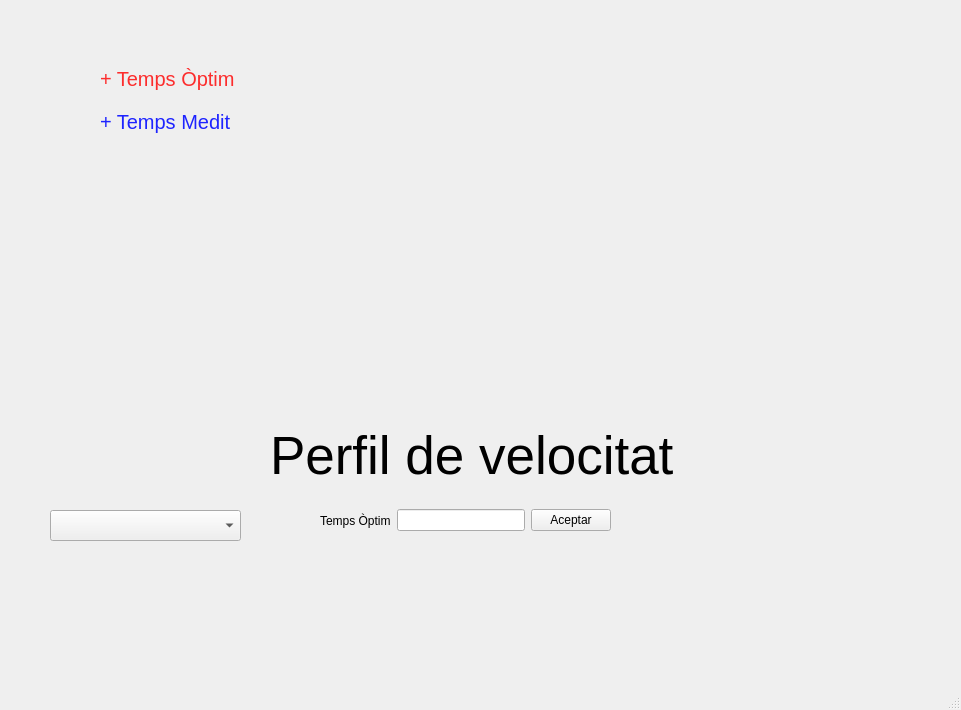
Old version of the form login_jesus/ui/grafica_pacients.ui in the repository enriquepoler/2damUAProject.
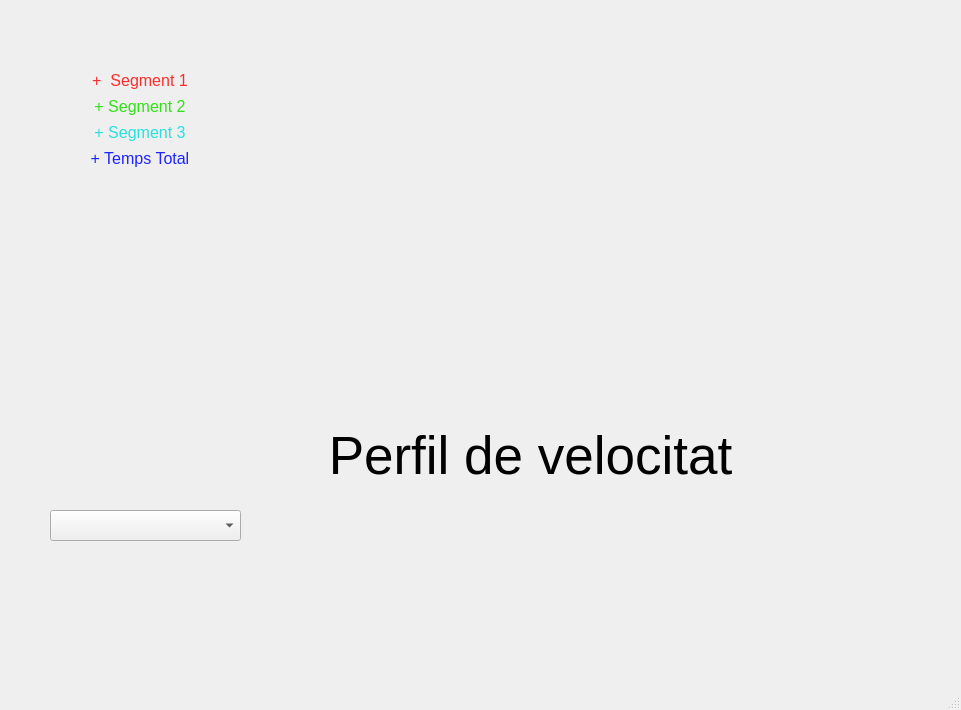
New version of the form. Custom widgets are drawn as their Qt base class.

```diff
--- a/login_jesus/ui/grafica_pacients.ui
+++ b/login_jesus/ui/grafica_pacients.ui
@@ -26,10 +26,10 @@
     <widget class="QWidget" name="verticalLayoutWidget">
      <property name="geometry">
       <rect>
-       <x>90</x>
-       <y>30</y>
+       <x>50</x>
+       <y>40</y>
        <width>160</width>
-       <height>80</height>
+       <height>98</height>
       </rect>
      </property>
      <layout class="QVBoxLayout" name="vlLlegenda">
@@ -37,22 +37,62 @@
        <widget class="QLabel" name="lTempsOptim">
         <property name="font">
          <font>
-          <pointsize>15</pointsize>
+          <pointsize>12</pointsize>
          </font>
         </property>
         <property name="styleSheet">
          <string notr="true">color: rgb(252, 45, 45);</string>
         </property>
         <property name="text">
-         <string>+ Temps Òptim</string>
+         <string>+  Segment 1</string>
         </property>
+        <property name="alignment">
+         <set>Qt::AlignCenter</set>
+        </property>
        </widget>
       </item>
       <item>
        <widget class="QLabel" name="lTempsMedit">
         <property name="font">
          <font>
-          <pointsize>15</pointsize>
+          <pointsize>12</pointsize>
+         </font>
+        </property>
+        <property name="styleSheet">
+         <string notr="true">color: rgb(49, 225, 23);</string>
+        </property>
+        <property name="text">
+         <string>+ Segment 2</string>
+        </property>
+        <property name="alignment">
+         <set>Qt::AlignCenter</set>
+        </property>
+       </widget>
+      </item>
+      <item>
+       <widget class="QLabel" name="lSegment3">
+        <property name="font">
+         <font>
+          <pointsize>12</pointsize>
+         </font>
+        </property>
+        <property name="styleSheet">
+         <string notr="true">color: rgb(40, 224, 222);
+</string>
+        </property>
+        <property name="text">
+         <string>+ Segment 3</string>
+        </property>
+        <property name="alignment">
+         <set>Qt::AlignCenter</set>
+        </property>
+       </widget>
+      </item>
+      <item>
+       <widget class="QLabel" name="lTempsTotal">
+        <property name="font">
+         <font>
+          <pointsize>12</pointsize>
          </font>
         </property>
         <property name="styleSheet">
@@ -60,7 +100,10 @@
 </string>
         </property>
         <property name="text">
-         <string>+ Temps Medit</string>
+         <string>+ Temps Total</string>
+        </property>
+        <property name="alignment">
+         <set>Qt::AlignCenter</set>
         </property>
        </widget>
       </item>
@@ -70,7 +113,7 @@
    <widget class="QLabel" name="pVelocitatLabel">
     <property name="geometry">
      <rect>
-      <x>270</x>
+      <x>320</x>
       <y>430</y>
       <width>421</width>
       <height>51</height>
@@ -84,6 +127,9 @@
     <property name="text">
      <string>Perfil de velocitat</string>
     </property>
+    <property name="alignment">
+     <set>Qt::AlignCenter</set>
+    </property>
    </widget>
    <widget class="QComboBox" name="cBPacients">
     <property name="geometry">
@@ -98,66 +144,67 @@
    <widget class="QWidget" name="horizontalLayoutWidget">
     <property name="geometry">
      <rect>
-      <x>320</x>
-      <y>480</y>
-      <width>291</width>
-      <height>81</height>
+      <x>280</x>
+      <y>500</y>
+      <width>491</width>
+      <height>145</height>
      </rect>
     </property>
-    <layout class="QHBoxLayout" name="hlTempsOptim">
+    <layout class="QVBoxLayout" name="vlTemps">
      <item>
-      <widget class="QLabel" name="label_2">
+      <widget class="QLabel" name="lSegmentUno">
+       <property name="font">
+        <font>
+         <pointsize>20</pointsize>
+        </font>
+       </property>
        <property name="text">
-        <string>Temps Òptim</string>
+        <string/>
        </property>
+       <property name="alignment">
+        <set>Qt::AlignLeading|Qt::AlignLeft|Qt::AlignVCenter</set>
+       </property>
       </widget>
      </item>
      <item>
-      <widget class="QLineEdit" name="leTempsOptim"/>
+      <widget class="QLabel" name="lSegmentDos">
+       <property name="font">
+        <font>
+         <pointsize>20</pointsize>
+        </font>
+       </property>
+       <property name="text">
+        <string/>
+       </property>
+       <property name="alignment">
+        <set>Qt::AlignLeading|Qt::AlignLeft|Qt::AlignVCenter</set>
+       </property>
+      </widget>
      </item>
      <item>
-      <widget class="QPushButton" name="pbTempsOptim">
+      <widget class="QLabel" name="lSegmentTres">
+       <property name="font">
+        <font>
+         <pointsize>20</pointsize>
+        </font>
+       </property>
        <property name="text">
-        <string>Aceptar</string>
+        <string/>
        </property>
       </widget>
      </item>
-    </layout>
-   </widget>
-   <widget class="QWidget" name="horizontalLayoutWidget_2">
-    <property name="geometry">
-     <rect>
-      <x>299</x>
-      <y>560</y>
-      <width>641</width>
-      <height>81</height>
-     </rect>
-    </property>
-    <layout class="QHBoxLayout" name="horizontalLayout_2">
      <item>
       <widget class="QLabel" name="v0Label">
        <property name="font">
         <font>
-         <pointsize>25</pointsize>
+         <pointsize>20</pointsize>
         </font>
        </property>
        <property name="text">
         <string/>
        </property>
        <property name="alignment">
-        <set>Qt::AlignCenter</set>
-       </property>
-      </widget>
-     </item>
-     <item>
-      <widget class="QLabel" name="lResultat">
-       <property name="font">
-        <font>
-         <pointsize>25</pointsize>
-        </font>
-       </property>
-       <property name="text">
-        <string/>
+        <set>Qt::AlignLeading|Qt::AlignLeft|Qt::AlignVCenter</set>
        </property>
       </widget>
      </item>
```
Left out of the diff: 11 changed lines with no effect on the pictures.
